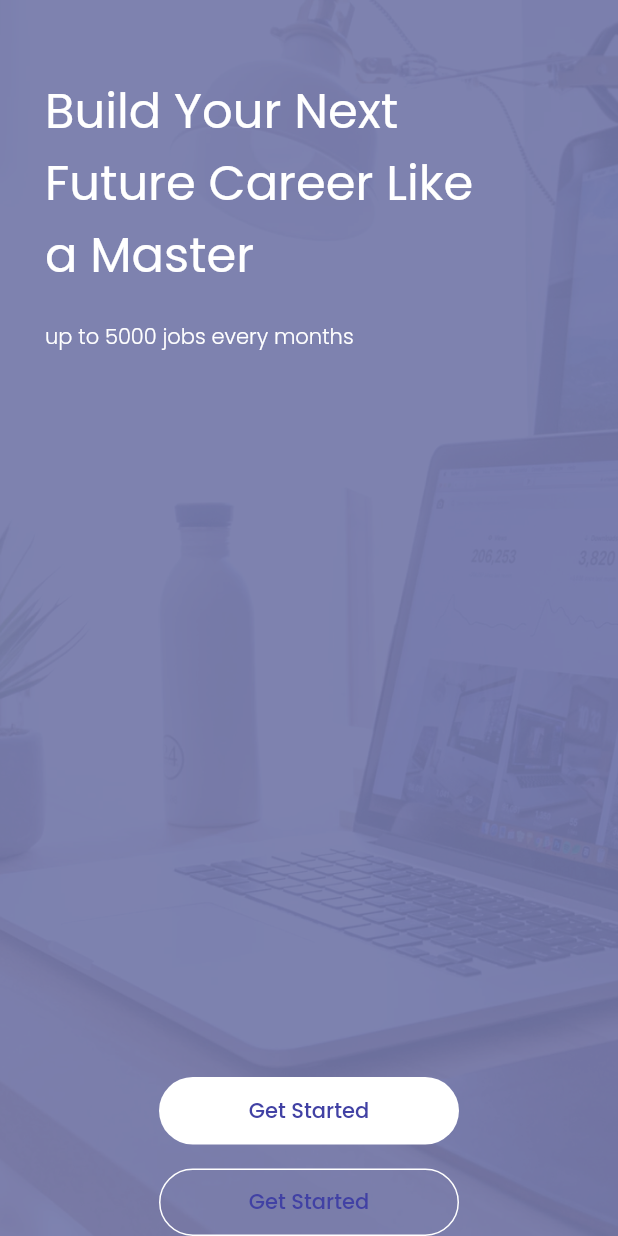
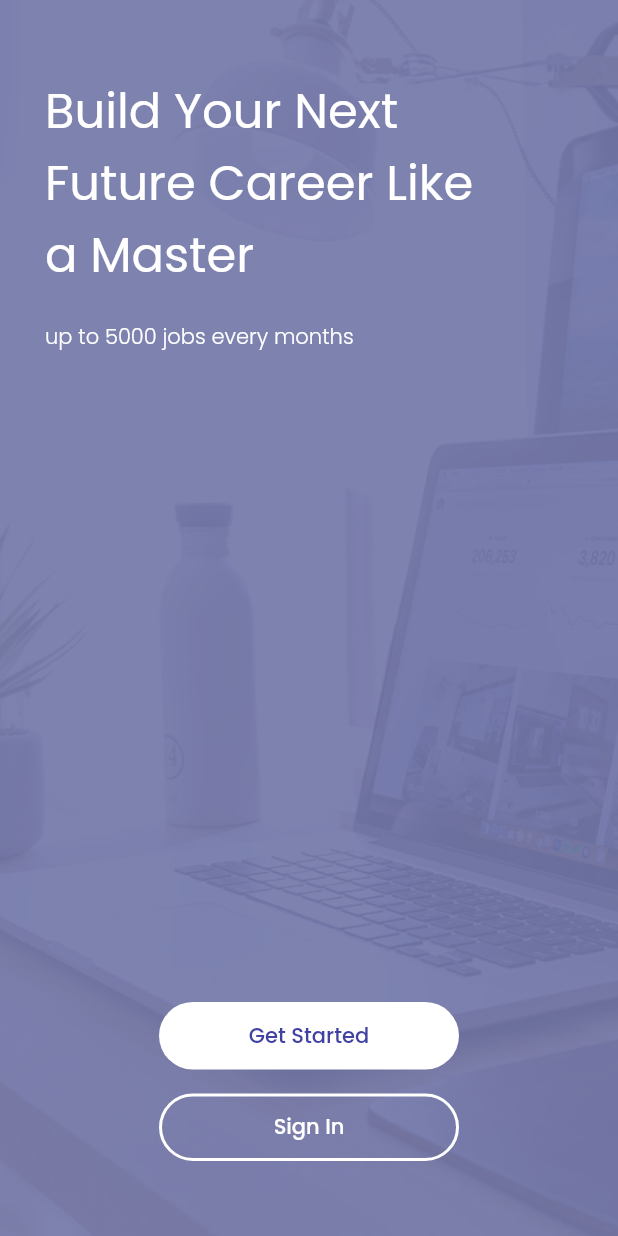
Before and after one commit to HarunNurahman/futurejob-app, a Flutter app: the screen it shows after launch, on a phone screen of 412 x 824 dp. Run offline on Flutter 3.47's test engine with Material 2 defaults, Android fonts, the phone set to English and light mode, and no system bars; our stand-ins replace google_fonts.

Commit message:
Slicing UI Onboarding Page

```diff
--- a/lib/pages/onboarding_page.dart
+++ b/lib/pages/onboarding_page.dart
@@ -80,34 +80,31 @@ class OnBoardingPage extends StatelessWidget {
                 Container(
                   width: 200,
                   height: 45,
-                  decoration: BoxDecoration(
-                    border: Border.all(
-                      color: Colors.white,
-                      width: 1,
-                    ),
-                    borderRadius: BorderRadius.circular(30),
-                  ),
-                  child: TextButton(
-                    style: TextButton.styleFrom(
-                      backgroundColor: Colors.transparent,
+                  child: OutlinedButton(
+                    onPressed: () {},
+                    style: OutlinedButton.styleFrom(
+                      side: const BorderSide(
+                        color: Colors.white,
+                        width: 2,
+                      ),
                       shape: RoundedRectangleBorder(
                         borderRadius: BorderRadius.circular(30),
                       ),
                     ),
-                    onPressed: () {},
                     child: Text(
-                      'Get Started',
+                      'Sign In',
                       style: GoogleFonts.poppins(
                         fontSize: 14,
                         fontWeight: FontWeight.w500,
-                        color: primaryColor,
+                        color: Colors.white,
                       ),
                     ),
                   ),
                 ),
+                const SizedBox(height: 50),
               ],
             ),
-          )
+          ),
         ],
       ),
     );
```
